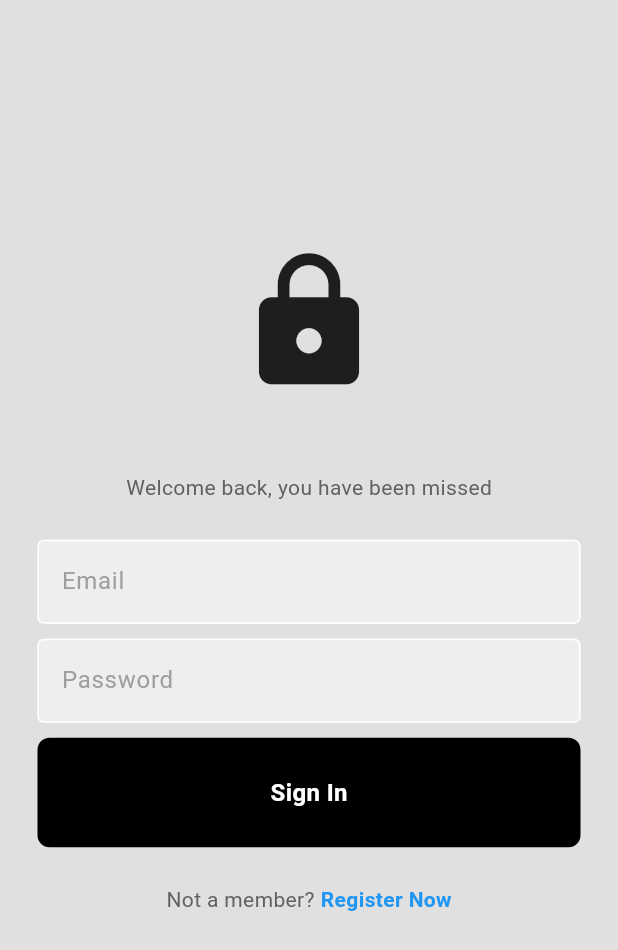
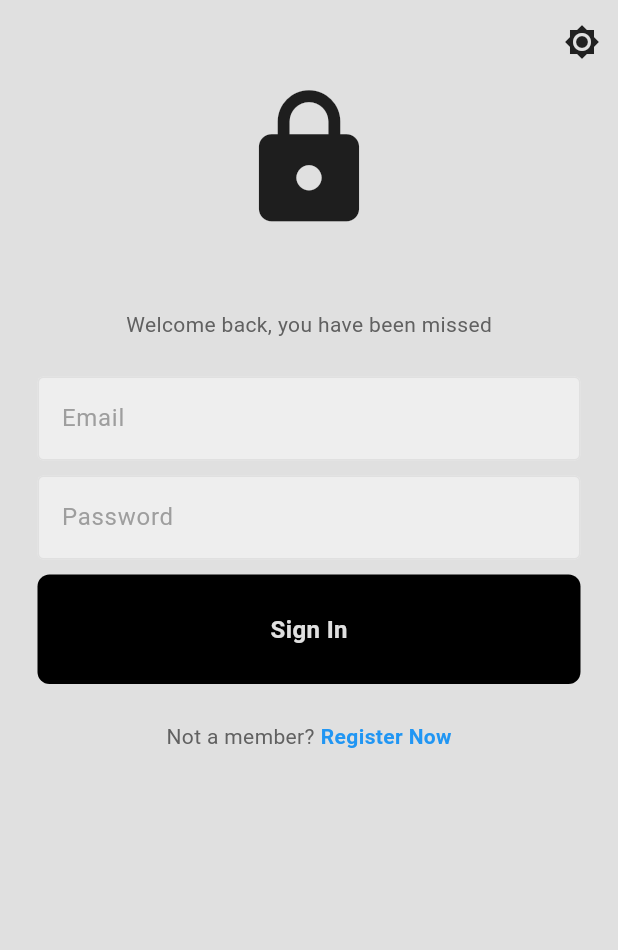
Before and after one commit to wiredtilldawn/need, a Flutter app: the screen it shows after launch, on a phone screen of 412 x 824 dp. Shown: the top 950 px of the screen. Run offline on Flutter 3.47's test engine with Material 3 defaults, Android fonts, the phone set to English and light mode, and no system bars; our stand-ins replace cloud_firestore, firebase_auth, firebase_core; accounts and stored records are empty.

Commit message:
Development Phase, 80%

```diff
--- a/lib/auth/auth.dart
+++ b/lib/auth/auth.dart
@@ -4,8 +4,12 @@ import 'package:flutter/cupertino.dart';
 import 'package:flutter/material.dart';
 import 'package:firebase_auth/firebase_auth.dart';
 import 'package:need/auth/login_or_register.dart';
+import 'package:provider/provider.dart';
 
+import '../helper/theme_provider.dart';
 import '../pages/home_page.dart';
+import '../theme/dark_theme.dart';
+import '../theme/light_theme.dart';
 
 class AuthPage extends StatelessWidget {
   const AuthPage({super.key});
@@ -18,7 +22,18 @@ class AuthPage extends StatelessWidget {
         builder: (context, snapshot) {
           //if logged in
           if(snapshot.hasData){
-            return const HomePage();
+            return ChangeNotifierProvider(
+              create: (_) => ThemeProvider(),
+              child: Consumer<ThemeProvider>(
+                builder: (context, themeProvider, child) => MaterialApp(
+                  theme: lightTheme,
+                  darkTheme: darkTheme,
+                  debugShowCheckedModeBanner: false,
+                  themeMode: themeProvider.isDarkMode ? ThemeMode.dark : ThemeMode.light,
+                  home: HomePage(),
+                ),
+              ),
+            );;
           }
 
           //if not logged in
--- a/lib/components/button.dart
+++ b/lib/components/button.dart
@@ -12,12 +12,12 @@ class MyButton extends StatelessWidget {
       child: Container(
         padding: EdgeInsets.all(25),
         decoration: BoxDecoration(
-          color: Colors.black,
+          color: Theme.of(context).colorScheme.tertiary,
           borderRadius: BorderRadius.circular(8)
         ),
 
         child: Center(
-          child: Text(text, style: const TextStyle(color: Colors.white,fontWeight: FontWeight.bold,fontSize: 16)),
+          child: Text(text, style: TextStyle(color: Theme.of(context).colorScheme.background,fontWeight: FontWeight.bold,fontSize: 16)),
         ),
       ),
     );
--- a/lib/components/comment.dart
+++ b/lib/components/comment.dart
@@ -11,7 +11,7 @@ class Comment extends StatelessWidget {
   Widget build(BuildContext context) {
     return Container(
       decoration: BoxDecoration(
-        color: Colors.grey[300],
+        color: Theme.of(context).colorScheme.secondary,
         borderRadius: BorderRadius.circular(4),
       ),
 
--- a/lib/components/drawer.dart
+++ b/lib/components/drawer.dart
@@ -10,13 +10,13 @@ class MyDrawer extends StatelessWidget {
   @override
   Widget build(BuildContext context) {
     return Drawer(
-      backgroundColor: Colors.grey[900],
+      backgroundColor: Theme.of(context).colorScheme.primary,
       child: Column(
         mainAxisAlignment: MainAxisAlignment.spaceBetween,
         children: [
          Column(
            children: [
-             const DrawerHeader(child: Icon(Icons.person,color: Colors.white,size: 64,)),
+            DrawerHeader(child: Icon(Icons.person,size: 64,)),
 
              //home list tile
              MyListTile(icon: Icons.home, text: 'H O M E', onTap: () => Navigator.pop(context),),
--- a/lib/components/my_list_tile.dart
+++ b/lib/components/my_list_tile.dart
@@ -14,12 +14,12 @@ class MyListTile extends StatelessWidget {
       child: ListTile(
           leading: Icon(
             icon,
-            color: Colors.white,
+
           ),
 
         onTap: onTap,
 
-        title: Text(text, style: TextStyle(color: Colors.white),),
+        title: Text(text,),
       ),
     );
   }
--- a/lib/components/text_box.dart
+++ b/lib/components/text_box.dart
@@ -9,7 +9,7 @@ class MyTextBox extends StatelessWidget {
   @override
   Widget build(BuildContext context) {
     return Container(
-      decoration: BoxDecoration(color: Colors.grey[200], borderRadius: BorderRadius.circular(8)),
+      decoration: BoxDecoration(color: Theme.of(context).colorScheme.primary, borderRadius: BorderRadius.circular(8)),
       padding: EdgeInsets.only(left: 15, bottom: 15),
       margin: const EdgeInsets.only(left: 20,right: 20,top: 20),
       child: Column(
--- a/lib/components/text_field.dart
+++ b/lib/components/text_field.dart
@@ -13,15 +13,15 @@ class MyTextField extends StatelessWidget {
       controller: controller,
       obscureText: obscureText,
       decoration: InputDecoration(
-        enabledBorder: const OutlineInputBorder(
-          borderSide: BorderSide(color: Colors.white),
+        enabledBorder: OutlineInputBorder(
+          borderSide: BorderSide(color: Theme.of(context).colorScheme.secondary,),
         ),
 
         focusedBorder: const OutlineInputBorder(
           borderSide: BorderSide(color: Colors.white),
         ),
 
-        fillColor: Colors.grey[200],
+        fillColor: Theme.of(context).colorScheme.primary,
         filled: true,
         hintText: hintText,
         hintStyle: TextStyle(color: Colors.grey[500])
--- a/lib/components/wall_post.dart
+++ b/lib/components/wall_post.dart
@@ -95,7 +95,7 @@ class _WallPostState extends State<WallPost> {
   Widget build(BuildContext context) {
     return Container(
       decoration: BoxDecoration(
-        color: Colors.grey[200],
+        color: Theme.of(context).colorScheme.primary,
             borderRadius: BorderRadius.circular(8),
       ),
       margin: EdgeInsets.only(top: 25,left: 25,right: 25),
--- /dev/null
+++ b/lib/helper/theme_provider.dart
@@ -0,0 +1,12 @@
+import 'package:flutter/material.dart';
+
+class ThemeProvider with ChangeNotifier {
+  bool _isDarkMode = false;
+
+  bool get isDarkMode => _isDarkMode;
+
+  void toggleTheme() {
+    _isDarkMode = !_isDarkMode;
+    notifyListeners();
+  }
+}
--- a/lib/main.dart
+++ b/lib/main.dart
@@ -2,10 +2,11 @@ import 'package:firebase_core/firebase_core.dart';
 import 'package:flutter/material.dart';
 import 'package:need/auth/login_or_register.dart';
 import 'package:need/firebase_options.dart';
+import 'package:need/theme/dark_theme.dart';
+import 'package:need/theme/light_theme.dart';
+import 'package:provider/provider.dart';
 import 'auth/auth.dart';
-
-
-
+import 'helper/theme_provider.dart';
 
 void main() async{
   WidgetsFlutterBinding.ensureInitialized();
@@ -18,9 +19,17 @@ class MyApp extends StatelessWidget {
 
   @override
   Widget build(BuildContext context) {
-    return const MaterialApp(
-      debugShowCheckedModeBanner: false,
-      home: AuthPage(),
+    return ChangeNotifierProvider(
+      create: (_) => ThemeProvider(),
+      child: Consumer<ThemeProvider>(
+        builder: (context, themeProvider, child) => MaterialApp(
+          debugShowCheckedModeBanner: false,
+          theme: lightTheme,
+          darkTheme: darkTheme,
+          themeMode: themeProvider.isDarkMode ? ThemeMode.dark : ThemeMode.light,
+          home: AuthPage(),
+        ),
+      ),
     );
   }
 }
--- a/lib/pages/login_page.dart
+++ b/lib/pages/login_page.dart
@@ -3,6 +3,9 @@ import 'package:flutter/cupertino.dart';
 import 'package:flutter/material.dart';
 import 'package:need/components/button.dart';
 import 'package:need/components/text_field.dart';
+import 'package:provider/provider.dart';
+
+import '../helper/theme_provider.dart';
 
 
 
@@ -48,14 +51,26 @@ class _LoginPageState extends State<LoginPage> {
   @override
   Widget build(BuildContext context) {
     return Scaffold(
-       backgroundColor: Colors.grey[300],
+       backgroundColor: Theme.of(context).colorScheme.background,
+       appBar: AppBar(
+         actions: [
+           IconButton(
+             icon: Icon(
+               context.watch<ThemeProvider>().isDarkMode ? Icons.brightness_3 : Icons.brightness_7,
+             ),
+             onPressed: () {
+               context.read<ThemeProvider>().toggleTheme();
+             },
+           ),
+         ],
+       ),
        body: Stack(
        children: [
          Positioned.fill(
          child: ListView(
            padding: const EdgeInsets.symmetric(horizontal: 25.0),
            children: [
-             SizedBox(height: MediaQuery.of(context).size.height * 0.2),
+
 
              //logo
              const Icon(Icons.lock,size: 100,),
--- /dev/null
+++ b/lib/theme/dark_theme.dart
@@ -0,0 +1,17 @@
+import 'package:flutter/material.dart';
+
+ThemeData darkTheme = ThemeData(
+  brightness: Brightness.dark,
+  appBarTheme: AppBarTheme(
+    backgroundColor: Colors.transparent,
+    elevation: 0,
+    iconTheme: IconThemeData(color: Colors.white,),
+    titleTextStyle: TextStyle(color: Colors.white, fontSize: 20,),
+  ),
+  colorScheme: ColorScheme.dark(
+    background: Colors.black,
+    primary: Colors.grey[900]!,
+    secondary: Colors.grey[800]!,
+    tertiary: Colors.white,
+  )
+);
--- /dev/null
+++ b/lib/theme/light_theme.dart
@@ -0,0 +1,18 @@
+import 'package:flutter/material.dart';
+
+ThemeData lightTheme = ThemeData(
+  brightness: Brightness.light,
+  appBarTheme: AppBarTheme(
+    backgroundColor: Colors.transparent,
+    elevation: 0,
+    iconTheme: IconThemeData(color: Colors.grey[900],),
+    titleTextStyle: TextStyle(color: Colors.grey[900], fontSize: 20,),
+  ),
+  colorScheme: ColorScheme.light(
+    background: Colors.grey[300]!,
+    primary: Colors.grey[200]!,
+    secondary: Colors.grey[300]!,
+    tertiary: Colors.black,
+
+  )
+);
--- a/pubspec.yaml
+++ b/pubspec.yaml
@@ -30,7 +30,7 @@ environment:
 dependencies:
   flutter:
     sdk: flutter
-
+  provider: ^6.0.0
 
   # The following adds the Cupertino Icons font to your application.
   # Use with the CupertinoIcons class for iOS style icons.
```
Also changed, not shown: lib/pages/home_page.dart (+33 -8 lines), lib/pages/profile_page.dart (+16 -4 lines), lib/pages/register_page.dart (+16 -2 lines), pubspec.lock.
